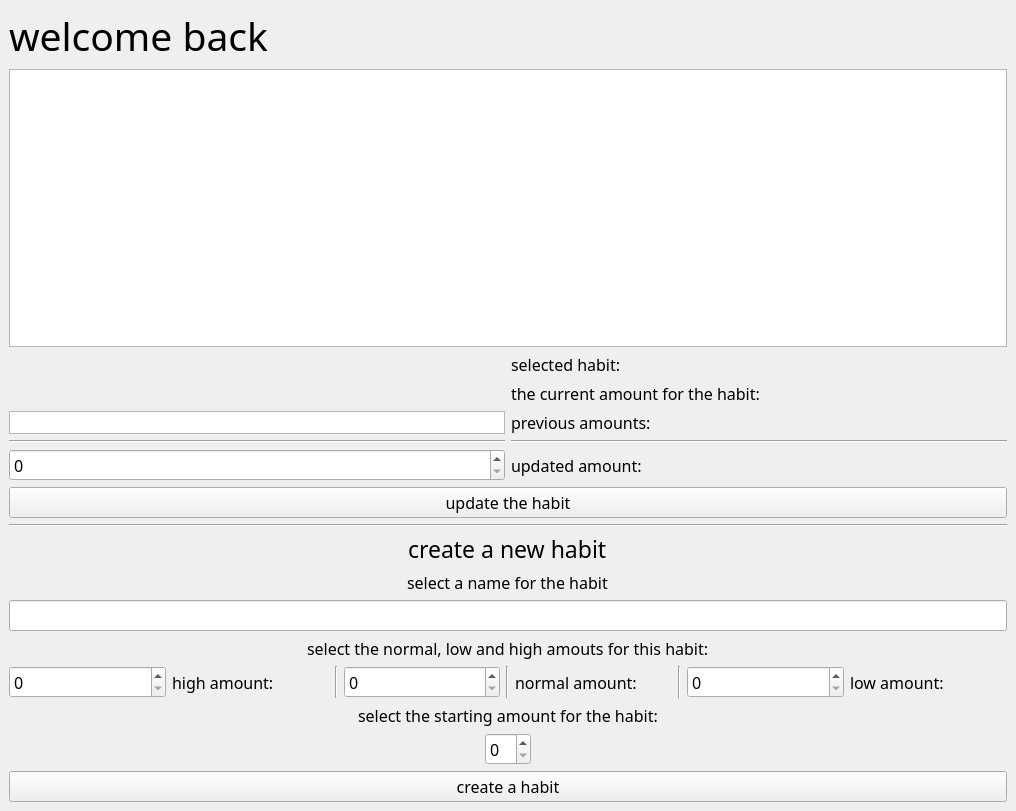
Before: the Qt Designer form GUI/main.ui in raisfeld-ori/habit-tracker-copy, drawn with Qt 5.
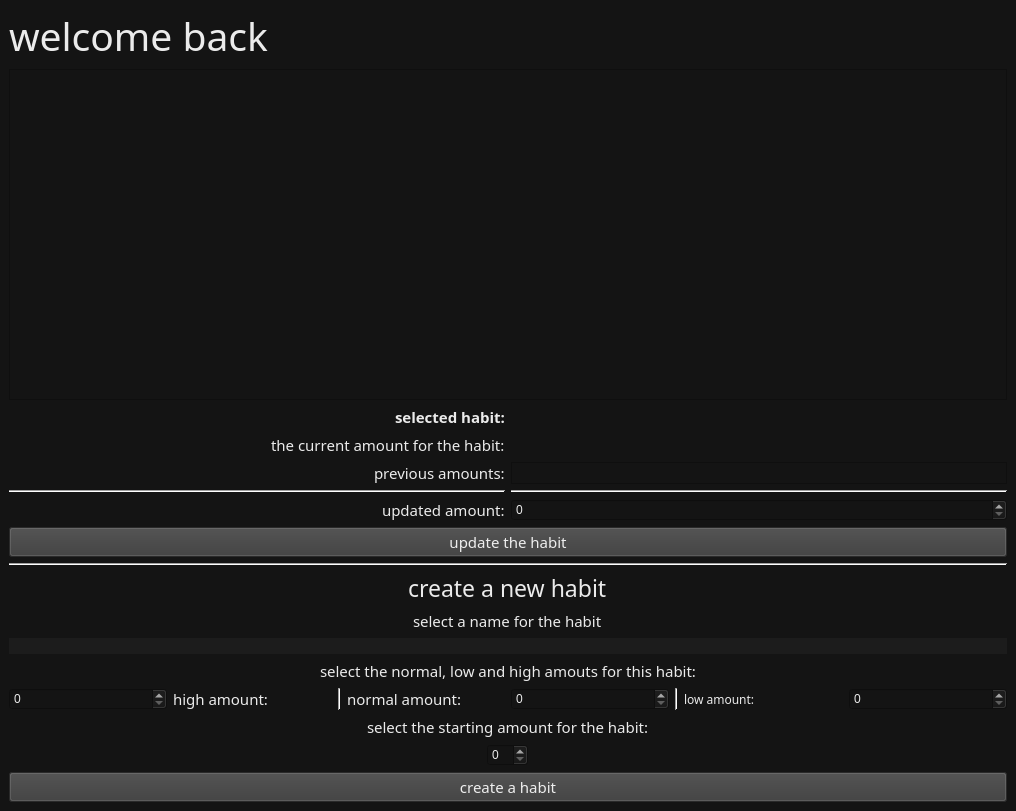
After: the same form once the commit is applied.

Commit message: made a function to create habits

What changed in the file:
```diff
--- a/GUI/main.ui
+++ b/GUI/main.ui
@@ -13,12 +13,111 @@
   <property name="font">
    <font>
     <family>Secular One</family>
-    <pointsize>12</pointsize>
+    <pointsize>11</pointsize>
    </font>
   </property>
   <property name="windowTitle">
    <string>MainWindow</string>
   </property>
+  <property name="styleSheet">
+   <string notr="true">#centralwidget {background-color:rgba(20, 20, 20, 250);}
+#Form {background-color:rgba(20, 20, 20, 250);}
+QMainWindow{background-color:rgba(20, 20, 20, 250);}
+
+QWidget{
+	qproperty-alignment: 'AlignCenter';
+	color:rgba(249, 249, 249, 240);
+}
+
+QMenuBar{background-color:rgba(20, 20, 20, 250);}
+QMenu{background-color:rgba(20, 20, 20, 250);}
+QMenu::item:selected{background-color:rgba(229, 229, 229, 100);}
+QMenuBar::item:selected{background-color:rgba(229, 229, 229, 100);}
+QListWidget{background-color:rgba(20, 20, 20, 250);}
+QSpinBox{background-color:rgba(20, 20, 20, 250);}
+QSpinBox::up-arrow{}
+QSpinBox::down-arrow{}
+QSpinBox::hover{}
+
+QMenu::separator{height:5px; background-color:rgba(191, 191, 191, 100);}
+
+QComboBox {
+	color:rgba(193, 193, 193, 250);
+	background-color:rgba(29, 29, 29, 250);
+	border:none;
+}
+QComboBox QAbstractItemView{
+	color:rgba(193, 193, 193, 250);
+	background-color:rgba(29, 29, 29, 250);
+	border:none;
+	selection-background-color:rgba(102, 102, 102, 250);
+}
+QLineEdit {
+	color:rgba(193, 193, 193, 250);
+	background-color:rgba(29, 29, 29, 250);
+	border:none;
+}
+QTextEdit {
+	color:rgba(193, 193, 193, 250);
+	background-color:rgba(29, 29, 29, 250);
+	border:none;
+}
+QProgressBar {
+     border: 0px solid grey;
+     border-radius: 0px;
+     background-color:rgba(255, 255, 255, 0);
+	color:rgba(255, 255, 255, 0);
+ }
+QProgressBar::chunk
+{
+background-color: rgb(208, 46, 213);
+}
+QTableWidget {
+    background-color: rgba(29, 29, 29, 250);
+    color: rgba(193, 193, 193, 250);
+    gridline-color: rgba(0, 0, 0, 0);
+}
+
+QTableWidget::item {
+    padding: 4px;
+}
+
+QTableWidget::item:selected {
+    background-color: rgba(50, 50, 50, 250);
+}
+
+QTableWidget::item:focus {
+    background-color: rgba(70, 70, 70, 250);
+    outline: none;
+}
+
+QHeaderView::section {
+    background-color: rgba(50, 50, 50, 250);
+    color: rgba(193, 193, 193, 250);
+    padding: 4px;
+    border: none;
+}
+
+QHeaderView {
+    background-color: rgba(50, 50, 50, 250);
+    color: rgba(193, 193, 193, 250);
+    padding: 4px;
+    border: none;
+}
+
+QHeaderView::section:checked {
+    background-color: rgba(70, 70, 70, 250);
+}
+ QTableView QTableCornerButton::section {
+    background-color: rgba(50, 50, 50, 250);
+ }
+
+QPushButton{background-color:rgba(59, 59, 59, 250);}
+QPushButton:hover{background-color:rgba(107, 107, 107, 250);}</string>
+  </property>
+  <property name="locale">
+   <locale language="English" country="Israel"/>
+  </property>
   <widget class="QWidget" name="centralwidget">
    <layout class="QVBoxLayout" name="verticalLayout">
     <item>
@@ -38,11 +137,18 @@
      </widget>
     </item>
     <item>
-     <widget class="QListWidget" name="listWidget"/>
+     <widget class="QListWidget" name="listWidget">
+      <property name="font">
+       <font>
+        <family>Secular One</family>
+        <pointsize>14</pointsize>
+       </font>
+      </property>
+     </widget>
     </item>
     <item>
      <layout class="QGridLayout" name="gridLayout_2">
-      <item row="2" column="0">
+      <item row="2" column="2">
        <widget class="QListWidget" name="listWidget_2">
         <property name="sizePolicy">
          <sizepolicy hsizetype="Preferred" vsizetype="Ignored">
@@ -50,75 +156,124 @@
           <verstretch>0</verstretch>
          </sizepolicy>
         </property>
-       </widget>
-      </item>
-      <item row="2" column="1" alignment="Qt::AlignLeft">
-       <widget class="QLabel" name="label_13">
-        <property name="text">
-         <string>previous amounts:</string>
+        <property name="font">
+         <font>
+          <family>Secular One</family>
+          <pointsize>11</pointsize>
+         </font>
         </property>
        </widget>
       </item>
-      <item row="3" column="0">
-       <widget class="Line" name="line_5">
-        <property name="orientation">
-         <enum>Qt::Horizontal</enum>
-        </property>
-       </widget>
-      </item>
-      <item row="3" column="1">
+      <item row="3" column="2">
        <widget class="Line" name="line_4">
         <property name="orientation">
          <enum>Qt::Horizontal</enum>
         </property>
        </widget>
       </item>
-      <item row="0" column="0" alignment="Qt::AlignRight">
+      <item row="3" column="1">
+       <widget class="Line" name="line_5">
+        <property name="orientation">
+         <enum>Qt::Horizontal</enum>
+        </property>
+       </widget>
+      </item>
+      <item row="0" column="2">
        <widget class="QLabel" name="current_habit">
+        <property name="font">
+         <font>
+          <family>Secular One</family>
+          <pointsize>11</pointsize>
+         </font>
+        </property>
         <property name="text">
          <string/>
         </property>
        </widget>
       </item>
-      <item row="1" column="0" alignment="Qt::AlignRight">
+      <item row="1" column="2">
        <widget class="QLabel" name="current_amount">
+        <property name="font">
+         <font>
+          <family>Secular One</family>
+          <pointsize>11</pointsize>
+         </font>
+        </property>
         <property name="text">
          <string/>
         </property>
        </widget>
       </item>
-      <item row="1" column="1" alignment="Qt::AlignLeft">
-       <widget class="QLabel" name="label_9">
-        <property name="text">
-         <string>the current amount for the habit:</string>
-        </property>
-       </widget>
-      </item>
-      <item row="0" column="1" alignment="Qt::AlignLeft">
+      <item row="0" column="1" alignment="Qt::AlignRight">
        <widget class="QLabel" name="label_8">
+        <property name="font">
+         <font>
+          <family>Segoe UI Black</family>
+          <pointsize>11</pointsize>
+          <bold>true</bold>
+         </font>
+        </property>
         <property name="text">
          <string>selected habit:</string>
         </property>
        </widget>
       </item>
+      <item row="1" column="1" alignment="Qt::AlignRight">
+       <widget class="QLabel" name="label_9">
+        <property name="font">
+         <font>
+          <family>Secular One</family>
+          <pointsize>11</pointsize>
+         </font>
+        </property>
+        <property name="text">
+         <string>the current amount for the habit:</string>
+        </property>
+       </widget>
+      </item>
+      <item row="2" column="1" alignment="Qt::AlignRight">
+       <widget class="QLabel" name="label_13">
+        <property name="font">
+         <font>
+          <family>Secular One</family>
+          <pointsize>11</pointsize>
+         </font>
+        </property>
+        <property name="text">
+         <string>previous amounts:</string>
+        </property>
+       </widget>
+      </item>
      </layout>
     </item>
     <item>
      <layout class="QGridLayout" name="gridLayout_3">
-      <item row="0" column="0">
-       <widget class="QSpinBox" name="spinBox_5"/>
-      </item>
-      <item row="0" column="1" alignment="Qt::AlignLeft">
+      <item row="0" column="1" alignment="Qt::AlignRight">
        <widget class="QLabel" name="label_14">
+        <property name="font">
+         <font>
+          <family>Secular One</family>
+          <pointsize>11</pointsize>
+         </font>
+        </property>
         <property name="text">
          <string>updated amount:</string>
         </property>
        </widget>
       </item>
+      <item row="0" column="2">
+       <widget class="QSpinBox" name="spinBox_5"/>
+      </item>
      </layout>
     </item>
     <item>
      <widget class="QPushButton" name="pushButton_2">
+      <property name="font">
+       <font>
+        <family>Secular One</family>
+        <pointsize>11</pointsize>
+       </font>
+      </property>
       <property name="text">
        <string>update the habit</string>
       </property>
@@ -135,6 +290,12 @@
      <layout class="QGridLayout" name="gridLayout">
       <item row="3" column="0" alignment="Qt::AlignHCenter">
        <widget class="QLabel" name="label_7">
+        <property name="font">
+         <font>
+          <family>Secular One</family>
+          <pointsize>11</pointsize>
+         </font>
+        </property>
         <property name="text">
          <string>select the normal, low and high amouts for this habit:</string>
         </property>
@@ -142,6 +303,12 @@
       </item>
       <item row="5" column="0" alignment="Qt::AlignHCenter">
        <widget class="QLabel" name="label_10">
+        <property name="font">
+         <font>
+          <family>Secular One</family>
+          <pointsize>11</pointsize>
+         </font>
+        </property>
         <property name="text">
          <string>select the starting amount for the habit:</string>
         </property>
@@ -165,13 +332,25 @@
       </item>
       <item row="1" column="0" alignment="Qt::AlignHCenter|Qt::AlignBottom">
        <widget class="QLabel" name="label_3">
+        <property name="font">
+         <font>
+          <family>Secular One</family>
+          <pointsize>11</pointsize>
+         </font>
+        </property>
         <property name="text">
          <string>select a name for the habit</string>
         </property>
        </widget>
       </item>
       <item row="7" column="0">
-       <widget class="QPushButton" name="pushButton">
+       <widget class="QPushButton" name="create_habit">
+        <property name="font">
+         <font>
+          <family>Secular One</family>
+          <pointsize>11</pointsize>
+         </font>
+        </property>
         <property name="text">
          <string>create a habit</string>
         </property>
@@ -185,8 +364,14 @@
         <item>
          <widget class="QSpinBox" name="spinBox_3"/>
         </item>
-        <item alignment="Qt::AlignLeft">
+        <item>
          <widget class="QLabel" name="label_6">
+          <property name="font">
+           <font>
+            <family>Secular One</family>
+            <pointsize>11</pointsize>
+           </font>
+          </property>
           <property name="text">
            <string>high amount:</string>
           </property>
@@ -200,39 +385,44 @@
          </widget>
         </item>
         <item>
-         <widget class="QSpinBox" name="spinBox_2"/>
-        </item>
-        <item>
-         <widget class="Line" name="line_2">
-          <property name="orientation">
-           <enum>Qt::Vertical</enum>
-          </property>
-         </widget>
-        </item>
-        <item alignment="Qt::AlignLeft">
          <widget class="QLabel" name="label_5">
+          <property name="font">
+           <font>
+            <family>Secular One</family>
+            <pointsize>11</pointsize>
+           </font>
+          </property>
           <property name="text">
            <string>normal amount:</string>
           </property>
          </widget>
         </item>
         <item>
-         <widget class="Line" name="line">
+         <widget class="QSpinBox" name="normal_amout"/>
+        </item>
+        <item>
+         <widget class="Line" name="line_2">
           <property name="orientation">
            <enum>Qt::Vertical</enum>
           </property>
          </widget>
         </item>
         <item>
-         <widget class="QSpinBox" name="spinBox"/>
-        </item>
-        <item alignment="Qt::AlignLeft">
          <widget class="QLabel" name="label_4">
+          <property name="font">
+           <font>
+            <family>Secular One</family>
+            <pointsize>9</pointsize>
+           </font>
+          </property>
           <property name="text">
            <string>low amount:</string>
           </property>
          </widget>
         </item>
+        <item>
+         <widget class="QSpinBox" name="low_amout"/>
+        </item>
        </layout>
       </item>
      </layout>
```
Left out of the diff: 6 changed lines with no effect on the pictures. The commit also changes 2 other files.
